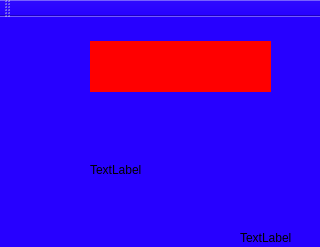
This is mqtt_temp.ui in cmmakerclub/QT_MQTT_TEMP_HUMIDITY as Qt 5 draws it before an edit. The edited form follows.
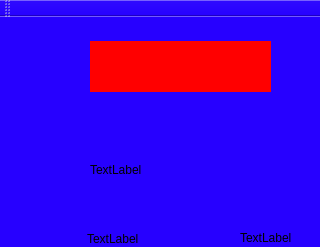
This is the edited form.

What changed in the file:
```diff
--- a/mqtt_temp.ui
+++ b/mqtt_temp.ui
@@ -96,6 +96,19 @@
      <string>TextLabel</string>
     </property>
    </widget>
+   <widget class="QLabel" name="datela">
+    <property name="geometry">
+     <rect>
+      <x>87</x>
+      <y>212</y>
+      <width>141</width>
+      <height>20</height>
+     </rect>
+    </property>
+    <property name="text">
+     <string>TextLabel</string>
+    </property>
+   </widget>
    <zorder>hud1la</zorder>
    <zorder>temp1la</zorder>
    <zorder>pic1la</zorder>
```
Left out of the diff: 1 changed line with no effect on the pictures.
